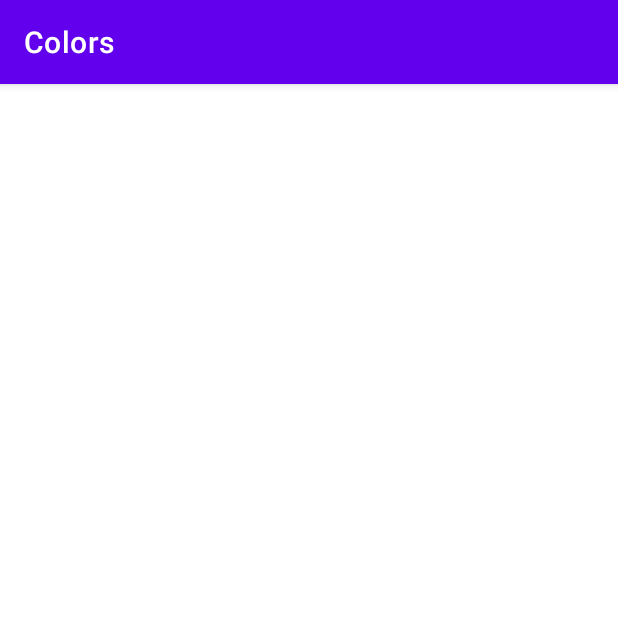
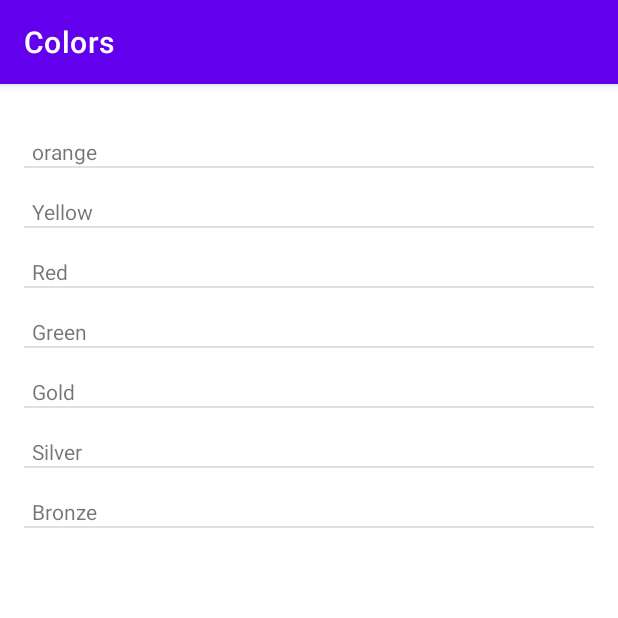
Before and after one commit to rabi04/Miwok-App, an Android app: the ColorsActivity screen opened directly, with no data from a screen before it, on a phone screen of 412 x 824 dp, the top half of it. Run offline under Robolectric (Android 15) with nearby library versions, the phone set to English and light mode, and no system bars.

Commit message:
populated the list view of coloractivity using custom arraayadapter.

```diff
--- /dev/null
+++ b/app/src/main/java/com/example/miwokapp/Color.java
@@ -0,0 +1,14 @@
+package com.example.miwokapp;
+
+public class Color {
+    private String mcolorName;
+    public Color(String colorName){
+        mcolorName = colorName;
+    }
+    public void setColorName(String colorName){
+        mcolorName = colorName;
+    }
+    public String getColorName(){
+        return mcolorName;
+    }
+}
--- /dev/null
+++ b/app/src/main/java/com/example/miwokapp/ColorAdapter.java
@@ -0,0 +1,35 @@
+package com.example.miwokapp;
+
+import android.content.Context;
+import android.view.LayoutInflater;
+import android.view.View;
+import android.view.ViewGroup;
+import android.widget.ArrayAdapter;
+import android.widget.TextView;
+
+import androidx.annotation.NonNull;
+import androidx.annotation.Nullable;
+
+import java.util.ArrayList;
+import java.util.List;
+
+public class ColorAdapter extends ArrayAdapter<Color> {
+
+    public ColorAdapter(@NonNull Context context, int resource, @NonNull ArrayList<Color> colorArrayList) {
+        super(context, 0, colorArrayList);
+    }
+
+    @NonNull
+    @Override
+    public View getView(int position, @Nullable View convertView, @NonNull ViewGroup parent) {
+        View listItemView = convertView;
+        if(listItemView == null) {
+            listItemView = LayoutInflater.from(getContext()).inflate(
+                    R.layout.list_item, parent, false);
+        }
+        Color color = getItem(position);
+        TextView defaultColor = listItemView.findViewById(R.id.defaultWord);
+        defaultColor.setText(color.getColorName());
+        return listItemView;
+    }
+}
--- a/app/src/main/java/com/example/miwokapp/ColorsActivity.java
+++ b/app/src/main/java/com/example/miwokapp/ColorsActivity.java
@@ -3,6 +3,10 @@ package com.example.miwokapp;
 import androidx.appcompat.app.AppCompatActivity;
 
 import android.os.Bundle;
+import android.widget.ListView;
+import android.widget.TextView;
+
+import java.util.ArrayList;
 
 public class ColorsActivity extends AppCompatActivity {
 
@@ -10,5 +14,17 @@ public class ColorsActivity extends AppCompatActivity {
     protected void onCreate(Bundle savedInstanceState) {
         super.onCreate(savedInstanceState);
         setContentView(R.layout.activity_colors);
+        ArrayList<Color> colorList = new ArrayList<Color>();
+        colorList.add(new Color("orange"));
+        colorList.add(new Color("Yellow"));
+        colorList.add(new Color("Red"));
+        colorList.add(new Color("Green"));
+        colorList.add(new Color("Gold"));
+        colorList.add(new Color("Silver"));
+        colorList.add(new Color("Bronze"));
+
+        ColorAdapter colorListItem = new ColorAdapter(this,R.layout.list_item,colorList);
+        ListView colorListView =  findViewById(R.id.colorListView);
+        colorListView.setAdapter(colorListItem);
     }
 }
--- a/app/src/main/res/layout/activity_colors.xml
+++ b/app/src/main/res/layout/activity_colors.xml
@@ -1,9 +1,12 @@
 <?xml version="1.0" encoding="utf-8"?>
-<androidx.constraintlayout.widget.ConstraintLayout xmlns:android="http://schemas.android.com/apk/res/android"
-    xmlns:app="http://schemas.android.com/apk/res-auto"
+<ListView xmlns:android="http://schemas.android.com/apk/res/android"
     xmlns:tools="http://schemas.android.com/tools"
+    android:id="@+id/colorListView"
+    android:orientation="vertical"
     android:layout_width="match_parent"
     android:layout_height="match_parent"
-    tools:context=".ColorsActivity">
-
-</androidx.constraintlayout.widget.ConstraintLayout>
+    android:paddingBottom="@dimen/activity_vertical_margin"
+    android:paddingLeft="@dimen/activity_horizontal_margin"
+    android:paddingRight="@dimen/activity_horizontal_margin"
+    android:paddingTop="@dimen/activity_vertical_margin"
+    tools:context=".ColorsActivity"/>
```
